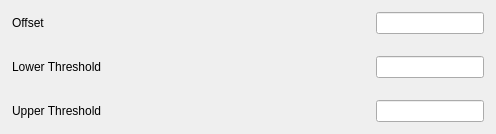
Old version of the form RixsTool/ui/bandpassfilter.ui in the repository kif/RixsTool.
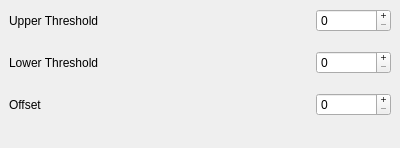
New version of the form.

Commit message: Exchanged LineEdits for QDoubleSpinBoxes

What changed in the file:
```diff
--- a/RixsTool/ui/bandpassfilter.ui
+++ b/RixsTool/ui/bandpassfilter.ui
@@ -1,40 +1,122 @@
 <?xml version="1.0" encoding="UTF-8"?>
 <ui version="4.0">
  <class>BandPassFilterWindow</class>
- <widget class="QWidget" name="BandPassFilterWindow">
+ <widget class="QDockWidget" name="BandPassFilterWindow">
   <property name="geometry">
    <rect>
     <x>0</x>
     <y>0</y>
-    <width>496</width>
-    <height>116</height>
+    <width>400</width>
+    <height>148</height>
    </rect>
   </property>
-  <property name="sizePolicy">
-   <sizepolicy hsizetype="Preferred" vsizetype="Preferred">
-    <horstretch>0</horstretch>
-    <verstretch>0</verstretch>
-   </sizepolicy>
-  </property>
   <property name="windowTitle">
    <string>Band Pass Filter Configuration</string>
   </property>
+  <widget class="QWidget" name="contents">
   <layout class="QVBoxLayout" name="verticalLayout">
    <property name="spacing">
+     <number>1</number>
+    </property>
+    <property name="margin">
     <number>0</number>
    </property>
-   <property name="leftMargin">
-    <number>1</number>
-   </property>
-   <property name="topMargin">
-    <number>1</number>
-   </property>
-   <property name="rightMargin">
-    <number>1</number>
-   </property>
-   <property name="bottomMargin">
-    <number>1</number>
-   </property>
+    <item>
+     <widget class="QWidget" name="upperWidget" native="true">
+      <layout class="QHBoxLayout" name="horizontalLayout_4">
+       <item>
+        <widget class="QLabel" name="upperLabel">
+         <property name="text">
+          <string>Upper Threshold</string>
+         </property>
+        </widget>
+       </item>
+       <item>
+        <spacer name="horizontalSpacer_3">
+         <property name="orientation">
+          <enum>Qt::Horizontal</enum>
+         </property>
+         <property name="sizeType">
+          <enum>QSizePolicy::Preferred</enum>
+         </property>
+         <property name="sizeHint" stdset="0">
+          <size>
+           <width>52</width>
+           <height>20</height>
+          </size>
+         </property>
+        </spacer>
+       </item>
+       <item>
+        <widget class="QDoubleSpinBox" name="upperThresholdSpinBox">
+         <property name="maximumSize">
+          <size>
+           <width>75</width>
+           <height>16777215</height>
+          </size>
+         </property>
+         <property name="buttonSymbols">
+          <enum>QAbstractSpinBox::PlusMinus</enum>
+         </property>
+         <property name="decimals">
+          <number>0</number>
+         </property>
+         <property name="maximum">
+          <double>10000.000000000000000</double>
+         </property>
+        </widget>
+       </item>
+      </layout>
+     </widget>
+    </item>
+    <item>
+     <widget class="QWidget" name="lowerWidget" native="true">
+      <layout class="QHBoxLayout" name="horizontalLayout_3">
+       <item>
+        <widget class="QLabel" name="lowerLabel">
+         <property name="text">
+          <string>Lower Threshold</string>
+         </property>
+        </widget>
+       </item>
+       <item>
+        <spacer name="lowerSpacer">
+         <property name="orientation">
+          <enum>Qt::Horizontal</enum>
+         </property>
+         <property name="sizeType">
+          <enum>QSizePolicy::Preferred</enum>
+         </property>
+         <property name="sizeHint" stdset="0">
+          <size>
+           <width>52</width>
+           <height>20</height>
+          </size>
+         </property>
+        </spacer>
+       </item>
+       <item>
+        <widget class="QDoubleSpinBox" name="lowerThresholdSpinBox">
+         <property name="maximumSize">
+          <size>
+           <width>75</width>
+           <height>16777215</height>
+          </size>
+         </property>
+         <property name="buttonSymbols">
+          <enum>QAbstractSpinBox::PlusMinus</enum>
+         </property>
+         <property name="decimals">
+          <number>0</number>
+         </property>
+         <property name="maximum">
+          <double>10000.000000000000000</double>
+         </property>
+        </widget>
+       </item>
+      </layout>
+     </widget>
+    </item>
    <item>
     <widget class="QWidget" name="offsetWidget" native="true">
      <layout class="QHBoxLayout" name="horizontalLayout">
@@ -62,90 +144,21 @@
        </spacer>
       </item>
       <item>
-       <widget class="QLineEdit" name="offsetValue">
-        <property name="sizePolicy">
-         <sizepolicy hsizetype="Fixed" vsizetype="Fixed">
-          <horstretch>0</horstretch>
-          <verstretch>0</verstretch>
-         </sizepolicy>
-        </property>
-       </widget>
-      </item>
-     </layout>
-    </widget>
-   </item>
-   <item>
-    <widget class="QWidget" name="lowerWidget" native="true">
-     <layout class="QHBoxLayout" name="horizontalLayout_3">
-      <item>
-       <widget class="QLabel" name="lowerLabel">
-        <property name="text">
-         <string>Lower Threshold</string>
-        </property>
-       </widget>
-      </item>
-      <item>
-       <spacer name="lowerSpacer">
-        <property name="orientation">
-         <enum>Qt::Horizontal</enum>
-        </property>
-        <property name="sizeType">
-         <enum>QSizePolicy::Preferred</enum>
-        </property>
-        <property name="sizeHint" stdset="0">
+        <widget class="QDoubleSpinBox" name="offsetSpinBox">
+         <property name="maximumSize">
          <size>
-          <width>52</width>
-          <height>20</height>
-         </size>
-        </property>
-       </spacer>
-      </item>
-      <item>
-       <widget class="QLineEdit" name="lowerThreshold">
-        <property name="sizePolicy">
-         <sizepolicy hsizetype="Fixed" vsizetype="Fixed">
-          <horstretch>0</horstretch>
-          <verstretch>0</verstretch>
-         </sizepolicy>
-        </property>
-       </widget>
-      </item>
-     </layout>
-    </widget>
-   </item>
-   <item>
-    <widget class="QWidget" name="upperWidget" native="true">
-     <layout class="QHBoxLayout" name="horizontalLayout_4">
-      <item>
-       <widget class="QLabel" name="upperLabel">
-        <property name="text">
-         <string>Upper Threshold</string>
-        </property>
-       </widget>
-      </item>
-      <item>
-       <spacer name="horizontalSpacer_3">
-        <property name="orientation">
-         <enum>Qt::Horizontal</enum>
-        </property>
-        <property name="sizeType">
-         <enum>QSizePolicy::Preferred</enum>
-        </property>
-        <property name="sizeHint" stdset="0">
-         <size>
-          <width>52</width>
-          <height>20</height>
-         </size>
-        </property>
-       </spacer>
-      </item>
-      <item>
-       <widget class="QLineEdit" name="upperThreshold">
-        <property name="sizePolicy">
-         <sizepolicy hsizetype="Fixed" vsizetype="Fixed">
-          <horstretch>0</horstretch>
-          <verstretch>0</verstretch>
-         </sizepolicy>
+           <width>75</width>
+           <height>16777215</height>
+          </size>
+         </property>
+         <property name="buttonSymbols">
+          <enum>QAbstractSpinBox::PlusMinus</enum>
+         </property>
+         <property name="decimals">
+          <number>0</number>
+         </property>
+         <property name="maximum">
+          <double>10000.000000000000000</double>
         </property>
        </widget>
       </item>
@@ -167,7 +180,7 @@
    </item>
   </layout>
  </widget>
- <layoutdefault spacing="6" margin="11"/>
+ </widget>
  <resources/>
  <connections/>
 </ui>
```
Left out of the diff: 2 changed lines with no effect on the pictures. Lines whose indentation alone changed are shown as unchanged.
